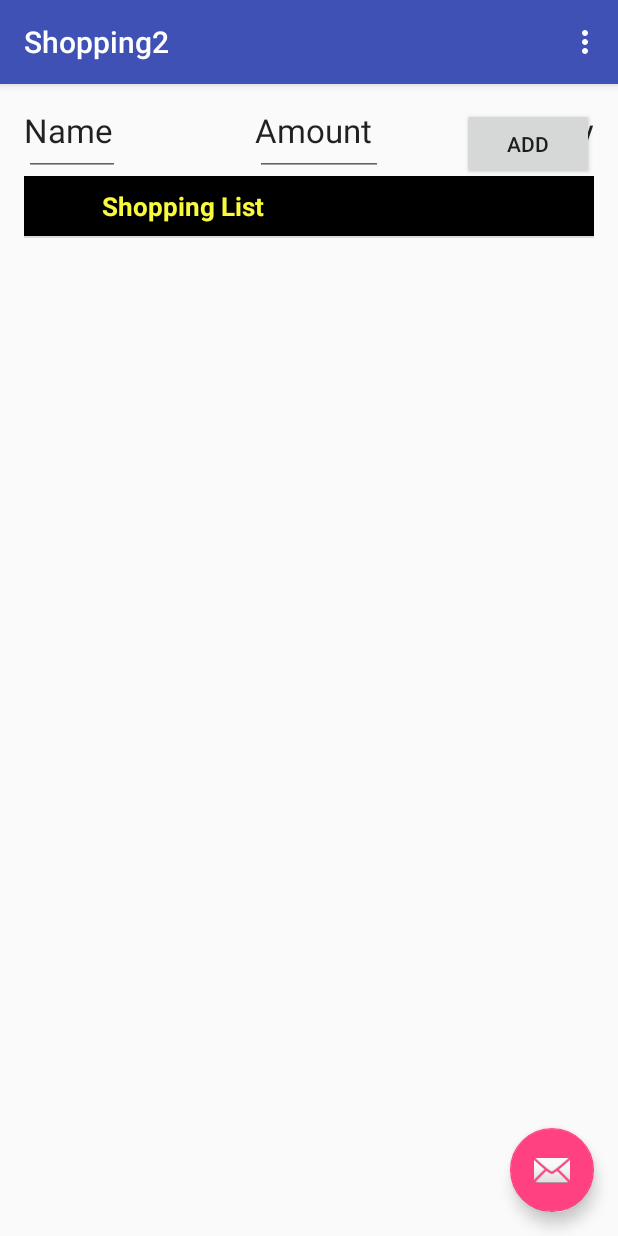
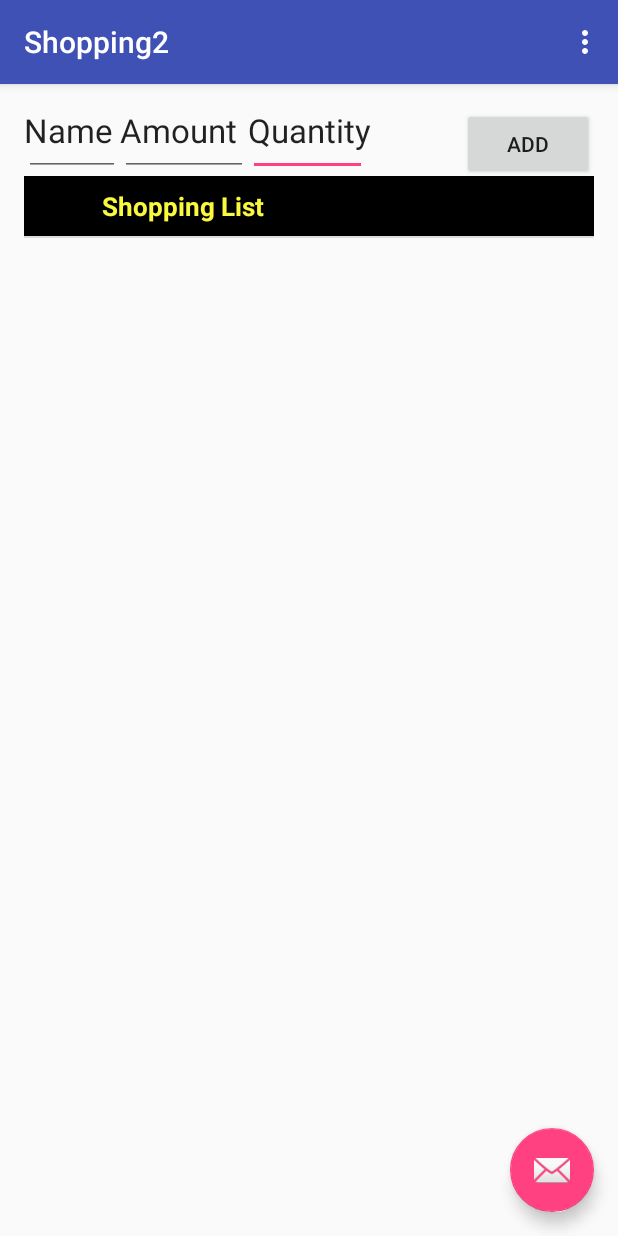
Before and after one commit to bbreck3/List, an Android app: the screen it shows after launch (MainActivity), on a phone screen of 412 x 824 dp. Run offline under Robolectric (Android 15) with nearby library versions, the phone set to English and light mode, and no system bars.

Commit message:
added proper spacing to UI and top components

```diff
--- a/app/src/main/res/layout/content_main.xml
+++ b/app/src/main/res/layout/content_main.xml
@@ -27,7 +27,9 @@
 
         android:layout_alignParentTop="true"
         android:layout_alignRight="@+id/tv_item_quantity"
-        android:layout_alignEnd="@+id/tv_item_quantity" />
+        android:layout_alignEnd="@+id/tv_item_quantity"
+        android:layout_alignLeft="@+id/et_item_amount"
+        android:layout_alignStart="@+id/et_item_amount" />
 
     <TextView
         android:layout_width="wrap_content"
@@ -37,7 +39,9 @@
         android:id="@+id/tv_item_quantity"
         android:layout_alignTop="@+id/tv_item_amount"
         android:layout_alignRight="@+id/linearLayout"
-        android:layout_alignEnd="@+id/linearLayout" />
+        android:layout_alignEnd="@+id/linearLayout"
+        android:layout_toRightOf="@+id/et_item_amount"
+        android:layout_toEndOf="@+id/et_item_amount" />
     <EditText
         android:layout_width="79dp"
         android:layout_height="wrap_content"
@@ -62,8 +66,8 @@
         android:ems="10"
         android:id="@+id/et_item_amount"
         android:layout_alignParentTop="true"
-        android:layout_alignLeft="@+id/tv_item_amount"
-        android:layout_alignStart="@+id/tv_item_amount" />
+        android:layout_toRightOf="@+id/et_item_name"
+        android:layout_toEndOf="@+id/et_item_name" />
 
     <LinearLayout
         android:orientation="vertical"
@@ -88,9 +92,9 @@
         android:layout_height="wrap_content"
         android:text="Add"
         android:id="@+id/btnAdd"
-        android:layout_alignParentTop="true"
         android:layout_alignParentRight="true"
-        android:layout_alignParentEnd="true" />
+        android:layout_alignParentEnd="true"
+        android:layout_alignParentTop="true" />
 
 
 </RelativeLayout>
```
